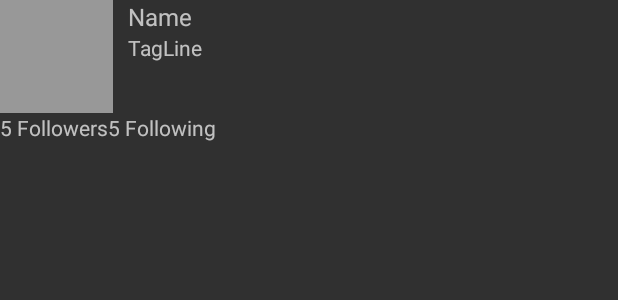
After one commit to maycui/MySimpleTweets, an Android app: the layout activity_profile.xml on its own in the app's theme, with its tools: preview values and no code run, on a phone screen of 412 x 824 dp. The commit adds this screen. Shown: the top 300 px of the screen. Run offline under Robolectric (Android 15) with nearby library versions, the phone set to English and light mode, and no system bars.

Commit message:
finished all required stories

```diff
--- a/app/build.gradle
+++ b/app/build.gradle
@@ -39,8 +39,9 @@ dependencies {
     annotationProcessor "com.github.Raizlabs.DBFlow:dbflow-processor:${dbflow_version}"
     compile "com.github.Raizlabs.DBFlow:dbflow-core:${dbflow_version}"
     compile "com.github.Raizlabs.DBFlow:dbflow:${dbflow_version}"
+    // If you want to use the GPU Filters
     compile 'com.github.bumptech.glide:glide:3.8.0'
-    // If you want to use the GPU Filters
+
     compile 'com.github.bumptech.glide:glide:3.8.0'
     compile 'com.codepath.libraries:android-oauth-handler:1.2.5'
     compile 'com.android.support:appcompat-v7:25.3.1'
@@ -50,4 +51,5 @@ dependencies {
     compile 'com.loopj.android:android-async-http:1.4.9'
     compile 'com.android.support.constraint:constraint-layout:1.0.2'
     compile 'com.android.support:recyclerview-v7:25.3.1'
+    compile 'com.android.support:design:25.3.1'
 }
--- a/app/src/main/AndroidManifest.xml
+++ b/app/src/main/AndroidManifest.xml
@@ -41,8 +41,9 @@
             android:theme="@style/AppTheme" />
         <activity
             android:name=".TweetDetailsActivity"
-            android:theme="@style/AppTheme">
-        </activity>
+            android:theme="@style/AppTheme"></activity>
+        <activity android:name=".ProfileActivity"
+            android:theme="@style/AppTheme"></activity>
     </application>
 
 </manifest>
--- /dev/null
+++ b/app/src/main/res/layout/activity_profile.xml
@@ -0,0 +1,72 @@
+<?xml version="1.0" encoding="utf-8"?>
+<RelativeLayout xmlns:android="http://schemas.android.com/apk/res/android"
+    xmlns:app="http://schemas.android.com/apk/res-auto"
+    xmlns:tools="http://schemas.android.com/tools"
+    android:layout_width="match_parent"
+    android:layout_height="match_parent"
+    tools:context="com.codepath.apps.restclienttemplate.ProfileActivity">
+
+    <RelativeLayout
+        android:layout_width="fill_parent"
+        android:layout_height="wrap_content"
+        android:id="@+id/rlUserHeader">
+
+        <ImageView
+            android:id="@+id/ivProfileImage"
+            android:layout_width="75dp"
+            android:layout_height="75dp"
+            android:layout_alignParentLeft="true"
+            android:layout_alignParentTop="true"
+            android:layout_marginRight="10dp"
+            android:src="@android:drawable/screen_background_light_transparent" />
+
+            <TextView
+                android:id="@+id/tvName"
+                android:layout_width="wrap_content"
+                android:layout_height="wrap_content"
+                android:layout_toRightOf = "@id/ivProfileImage"
+                android:text="Name"
+                android:textSize = "16sp" />
+
+            <TextView
+                android:id="@+id/tvTagLine"
+                android:layout_width="wrap_content"
+                android:layout_height="wrap_content"
+                android:layout_alignStart= "@+id/tvName"
+                android:layout_below= "@id/tvName"
+                android:text="TagLine"/>
+
+    </RelativeLayout>
+
+
+    <LinearLayout
+        android:id ="@+id/llCounts"
+        android:layout_height="wrap_content"
+        android:layout_width="wrap_content"
+        android:layout_below="@id/rlUserHeader"
+        android:layout_marginBottom="10dp" >
+
+        <TextView
+            android:id="@+id/tvFollowers"
+            android:layout_width="wrap_content"
+            android:layout_height="wrap_content"
+            android:text="5 Followers" />
+
+        <TextView
+            android:id="@+id/tvFollowing"
+            android:layout_width="wrap_content"
+            android:layout_height="wrap_content"
+            android:text="5 Following" />
+
+    </LinearLayout>
+
+    <FrameLayout
+        android:id="@+id/flContainer"
+        android:layout_width="match_parent"
+        android:layout_height="match_parent"
+        android:layout_alignParentStart="true"
+        android:layout_below="@+id/llCounts">
+
+    </FrameLayout>
+
+</RelativeLayout>
```
Also changed, not shown: app/src/main/java/com/codepath/apps/restclienttemplate/ProfileActivity.java (added, +96 -0 lines), app/src/main/java/com/codepath/apps/restclienttemplate/TimelineActivity.java (+30 -91 lines), app/src/main/java/com/codepath/apps/restclienttemplate/TweetAdapter.java (+16 -1 lines), app/src/main/java/com/codepath/apps/restclienttemplate/TwitterClient.java (+31 -0 lines), app/src/main/java/com/codepath/apps/restclienttemplate/fragments/HomeTimelineFragment.java (added, +38 -0 lines), app/src/main/java/com/codepath/apps/restclienttemplate/fragments/MentionsTimelineFragment.java (added, +38 -0 lines), app/src/main/java/com/codepath/apps/restclienttemplate/fragments/TweetsListFragment.java (added, +59 -0 lines), app/src/main/java/com/codepath/apps/restclienttemplate/fragments/TweetsPagerAdapter.java (added, +39 -0 lines), app/src/main/java/com/codepath/apps/restclienttemplate/fragments/UserTimelineFragment.java (added, +47 -0 lines), app/src/main/java/com/codepath/apps/restclienttemplate/models/User.java (+25 -0 lines), app/src/main/res/drawable/ic_person_white.xml (added, +9 -0 lines), app/src/main/res/layout/activity_timeline.xml (+14 -24 lines), app/src/main/res/layout/fragements_tweets_list.xml (added, +14 -0 lines), app/src/main/res/menu/login.xml (+7 -0 lines).
